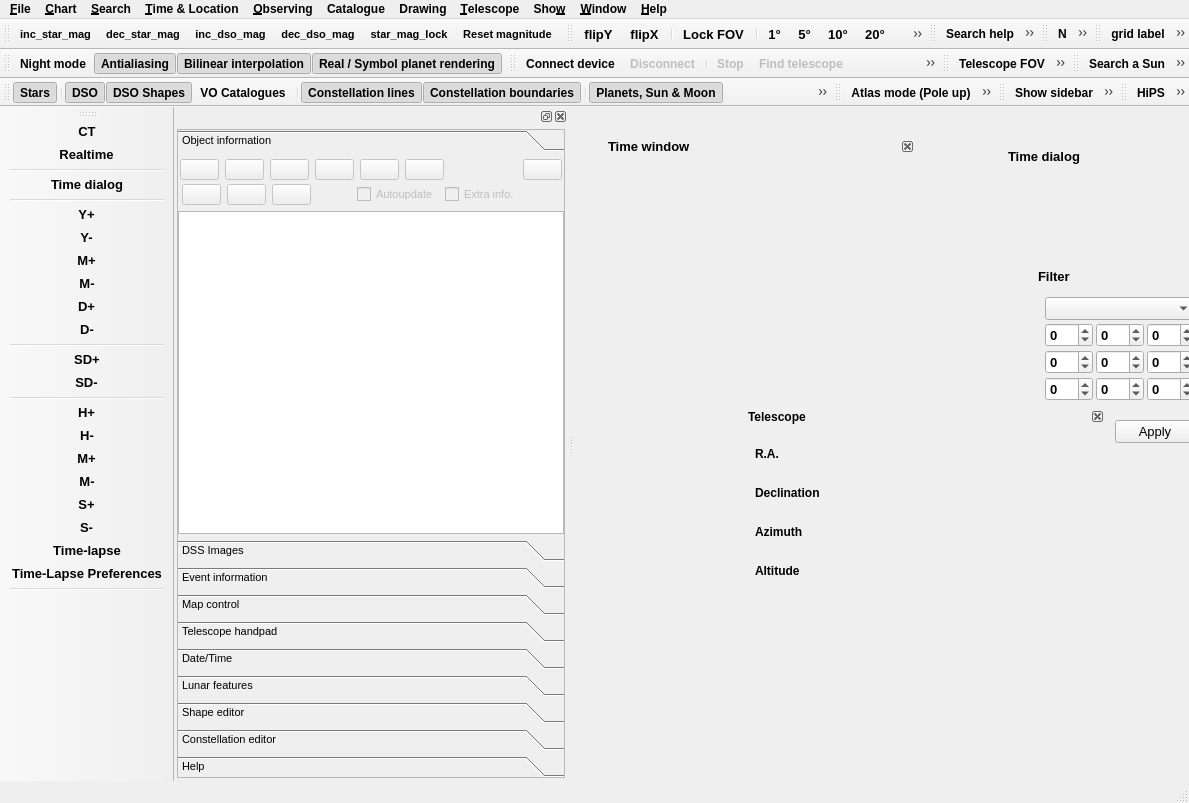
PavelMr/skytechx, file mainwindow.ui: the form before one commit.
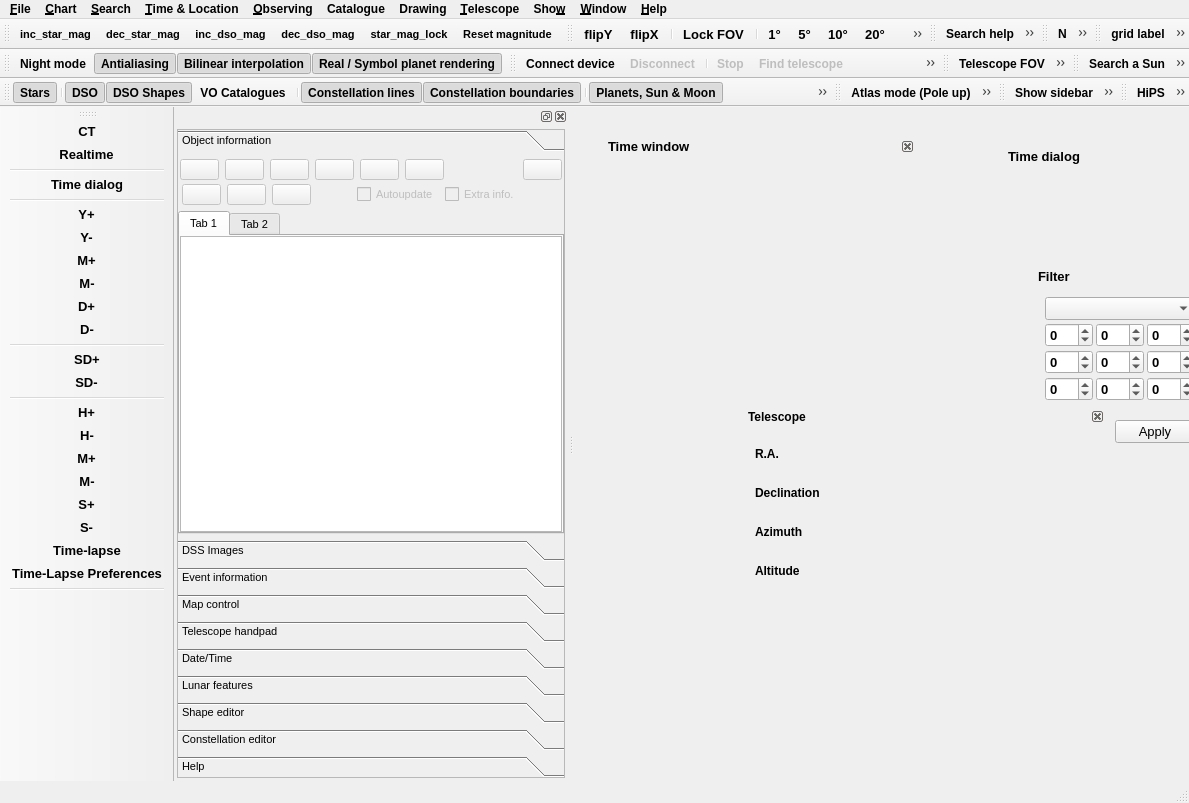
The form after the commit. The open tabs and pages were chosen to show the change. Icons and pictures are not drawn. Custom widgets are drawn as their Qt base class.

Patch:
```diff
--- a/mainwindow.ui
+++ b/mainwindow.ui
@@ -899,22 +899,53 @@
           <number>0</number>
          </property>
          <item row="7" column="0">
-          <widget class="CLvQInfo" name="lv_quickInfo">
-           <property name="focusPolicy">
-            <enum>Qt::NoFocus</enum>
+          <widget class="QTabWidget" name="tab_info">
+           <property name="currentIndex">
+            <number>0</number>
            </property>
-           <property name="contextMenuPolicy">
-            <enum>Qt::CustomContextMenu</enum>
-           </property>
-           <property name="editTriggers">
-            <set>QAbstractItemView::NoEditTriggers</set>
-           </property>
-           <property name="alternatingRowColors">
-            <bool>true</bool>
-           </property>
-           <property name="rootIsDecorated">
-            <bool>false</bool>
-           </property>
+           <widget class="QWidget" name="tab">
+            <attribute name="title">
+             <string>Tab 1</string>
+            </attribute>
+            <layout class="QVBoxLayout" name="verticalLayout_9">
+             <property name="leftMargin">
+              <number>0</number>
+             </property>
+             <property name="topMargin">
+              <number>0</number>
+             </property>
+             <property name="rightMargin">
+              <number>0</number>
+             </property>
+             <property name="bottomMargin">
+              <number>0</number>
+             </property>
+             <item>
+              <widget class="CLvQInfo" name="lv_quickInfo">
+               <property name="focusPolicy">
+                <enum>Qt::NoFocus</enum>
+               </property>
+               <property name="contextMenuPolicy">
+                <enum>Qt::CustomContextMenu</enum>
+               </property>
+               <property name="editTriggers">
+                <set>QAbstractItemView::NoEditTriggers</set>
+               </property>
+               <property name="alternatingRowColors">
+                <bool>true</bool>
+               </property>
+               <property name="rootIsDecorated">
+                <bool>false</bool>
+               </property>
+              </widget>
+             </item>
+            </layout>
+           </widget>
+           <widget class="QWidget" name="tab_2">
+            <attribute name="title">
+             <string>Tab 2</string>
+            </attribute>
+           </widget>
           </widget>
          </item>
          <item row="6" column="0">
```
Left out of the diff: 382 changed lines with no effect on the pictures.
